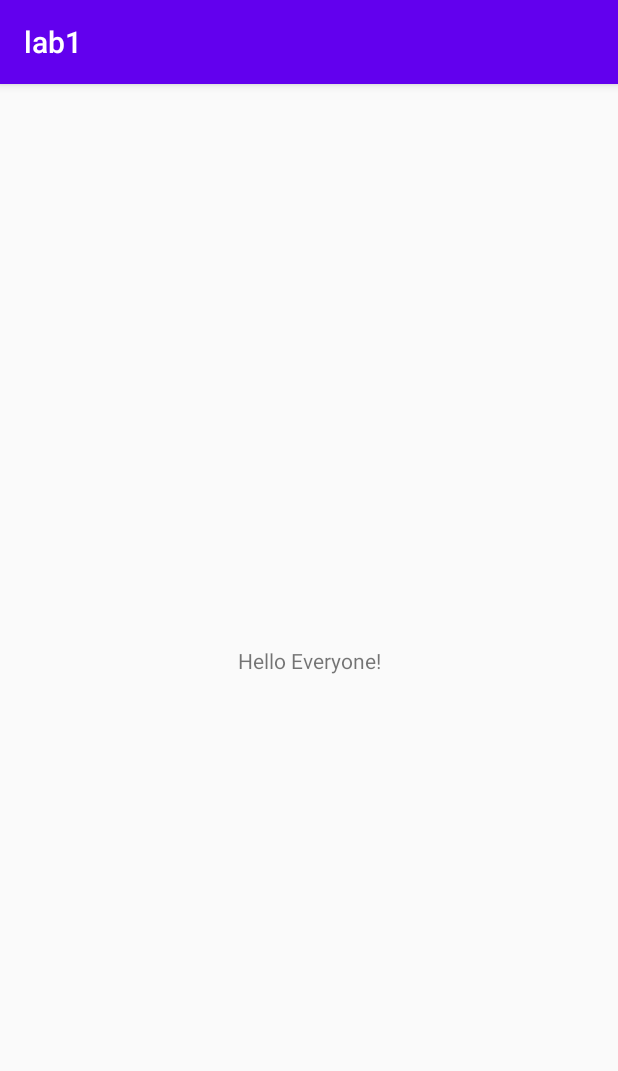
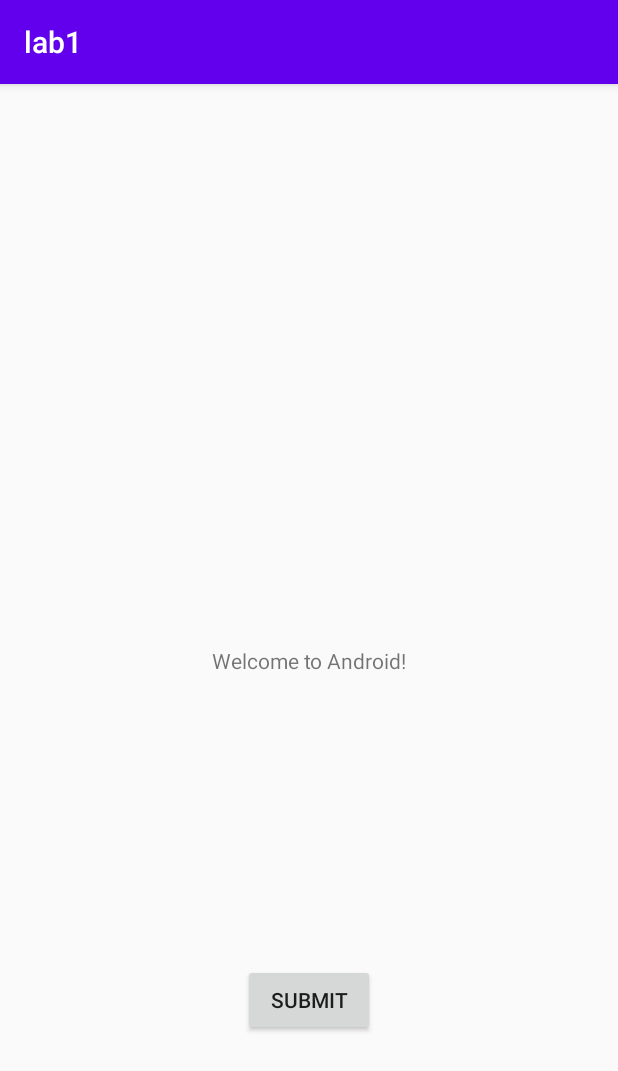
Before and after one commit to CS407-Fall-2021/lab1-ms0017, an Android app: the screen it shows after launch (LabActivity), on a phone screen of 412 x 824 dp. Shown: the top 1071 px of the screen. Run offline under Robolectric (Android 15) with nearby library versions, the phone set to English and light mode, and no system bars.

Commit message:
add button

```diff
--- a/app/src/main/res/layout/activity_main.xml
+++ b/app/src/main/res/layout/activity_main.xml
@@ -6,10 +6,21 @@
     android:layout_height="match_parent"
     tools:context=".LabActivity">
 
-    <TextView
+    <Button
+        android:id="@+id/button"
         android:layout_width="wrap_content"
         android:layout_height="wrap_content"
-        android:text="Hello Everyone!"
+        android:layout_marginBottom="133dp"
+        android:text="SUBMIT"
+        app:layout_constraintBottom_toBottomOf="parent"
+        app:layout_constraintEnd_toEndOf="parent"
+        app:layout_constraintStart_toStartOf="parent" />
+
+    <TextView
+        android:id="@+id/textView"
+        android:layout_width="wrap_content"
+        android:layout_height="wrap_content"
+        android:text="Welcome to Android!"
         app:layout_constraintBottom_toBottomOf="parent"
         app:layout_constraintLeft_toLeftOf="parent"
         app:layout_constraintRight_toRightOf="parent"
```
